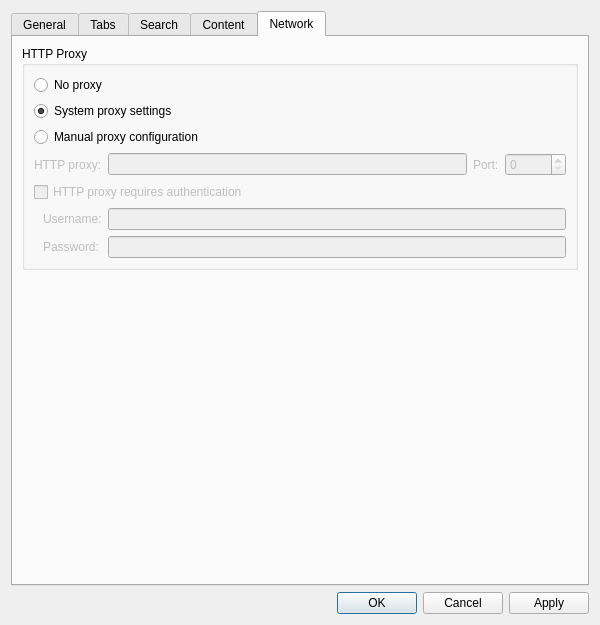
This is src/libs/ui/settingsdialog.ui in zealdocs/zeal as Qt 5 draws it before an edit. The edited form follows.
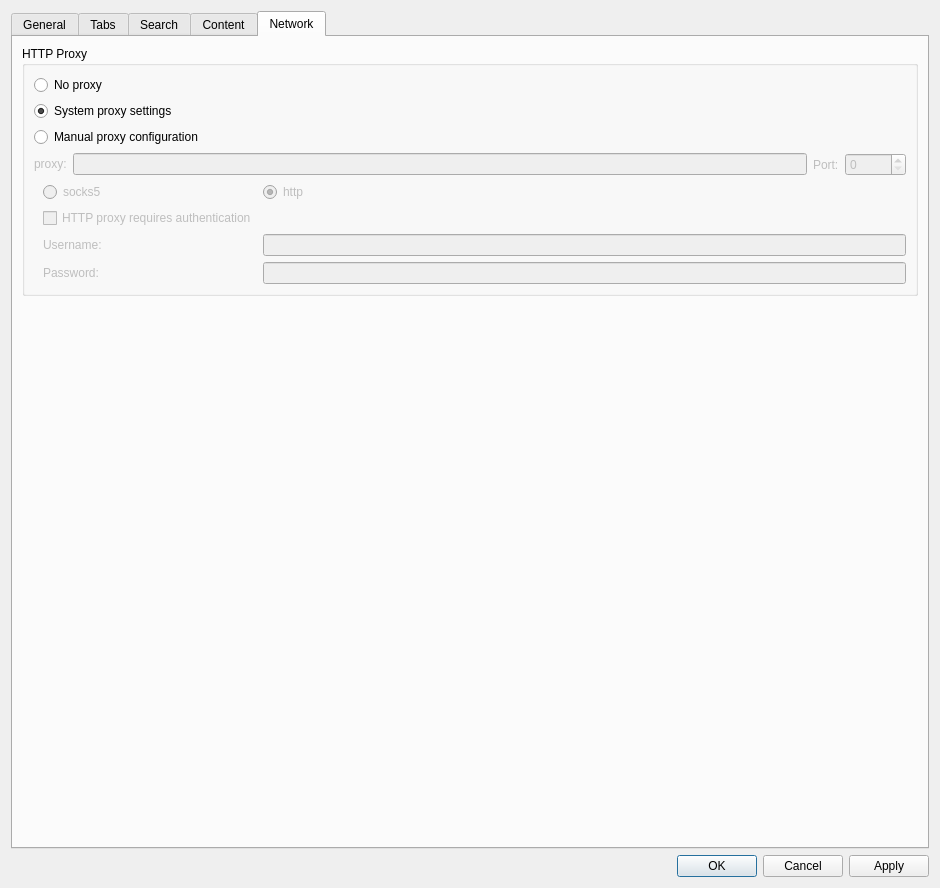
This is the edited form. The open tabs and pages were chosen to show the change. Custom widgets are drawn as their Qt base class.

Commit message: 1. add support for SOCKS5 proxies; 2. add support protocol config;

```diff
--- a/src/libs/ui/settingsdialog.ui
+++ b/src/libs/ui/settingsdialog.ui
@@ -9,8 +9,8 @@
    <rect>
     <x>0</x>
     <y>0</y>
-    <width>600</width>
-    <height>625</height>
+    <width>940</width>
+    <height>888</height>
    </rect>
   </property>
   <property name="windowTitle">
@@ -570,15 +570,21 @@
           </item>
           <item>
            <layout class="QVBoxLayout" name="httpRootLayout">
+            <property name="spacing">
+             <number>6</number>
+            </property>
             <item>
              <layout class="QHBoxLayout" name="httpProxyLayout">
+              <property name="spacing">
+               <number>6</number>
+              </property>
               <item>
                <widget class="QLabel" name="httpProxyLabel">
                 <property name="enabled">
                  <bool>false</bool>
                 </property>
                 <property name="text">
-                 <string>HTTP proxy:</string>
+                 <string>&lt;html&gt;&lt;head/&gt;&lt;body&gt;&lt;p&gt;proxy:&lt;/p&gt;&lt;/body&gt;&lt;/html&gt;</string>
                 </property>
                </widget>
               </item>
@@ -611,16 +617,6 @@
               </item>
              </layout>
             </item>
-            <item>
-             <widget class="QCheckBox" name="httpProxyNeedsAuth">
-              <property name="enabled">
-               <bool>false</bool>
-              </property>
-              <property name="text">
-               <string>HTTP proxy requires authentication</string>
-              </property>
-             </widget>
-            </item>
             <item>
              <widget class="QWidget" name="httpAuthWidget" native="true">
               <property name="enabled">
@@ -636,7 +632,7 @@
                <property name="bottomMargin">
                 <number>0</number>
                </property>
-               <item row="0" column="0">
+               <item row="7" column="0">
                 <widget class="QLabel" name="httpProxyUserLabel">
                  <property name="enabled">
                   <bool>false</bool>
@@ -646,14 +642,14 @@
                  </property>
                 </widget>
                </item>
-               <item row="0" column="1">
+               <item row="7" column="1">
                 <widget class="QLineEdit" name="httpProxyUser">
                  <property name="enabled">
                   <bool>false</bool>
                  </property>
                 </widget>
                </item>
-               <item row="1" column="0">
+               <item row="8" column="0">
                 <widget class="QLabel" name="httpProxyPassLabel">
                  <property name="enabled">
                   <bool>false</bool>
@@ -663,7 +659,7 @@
                  </property>
                 </widget>
                </item>
-               <item row="1" column="1">
+               <item row="8" column="1">
                 <widget class="QLineEdit" name="httpProxyPass">
                  <property name="enabled">
                   <bool>false</bool>
@@ -673,6 +669,39 @@
                  </property>
                 </widget>
                </item>
+               <item row="6" column="0">
+                <widget class="QCheckBox" name="httpProxyNeedsAuth">
+                 <property name="enabled">
+                  <bool>false</bool>
+                 </property>
+                 <property name="text">
+                  <string>HTTP proxy requires authentication</string>
+                 </property>
+                </widget>
+               </item>
+               <item row="0" column="1">
+                <widget class="QRadioButton" name="httpProtocol">
+                 <property name="statusTip">
+                  <string/>
+                 </property>
+                 <property name="whatsThis">
+                  <string/>
+                 </property>
+                 <property name="text">
+                  <string>http</string>
+                 </property>
+                 <property name="checked">
+                  <bool>true</bool>
+                 </property>
+                </widget>
+               </item>
+               <item row="0" column="0">
+                <widget class="QRadioButton" name="socks5Protocol">
+                 <property name="text">
+                  <string>socks5</string>
+                 </property>
+                </widget>
+               </item>
               </layout>
              </widget>
             </item>
```
Left out of the diff: 2 changed lines with no effect on the pictures. The commit also changes 4 other files.
